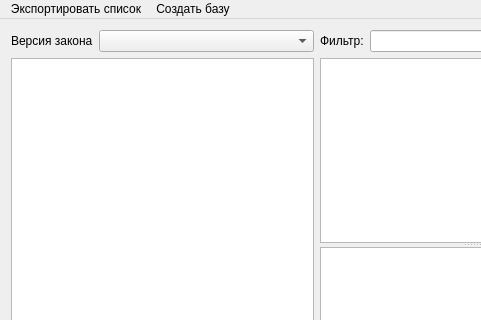
First picture: the form in qokved/qokvedmainwindow.ui, repository kostin1221/okved, before the edit; both pictures show x 0 to 481 and y 0 to 320 of the 634 by 464 pixel window.
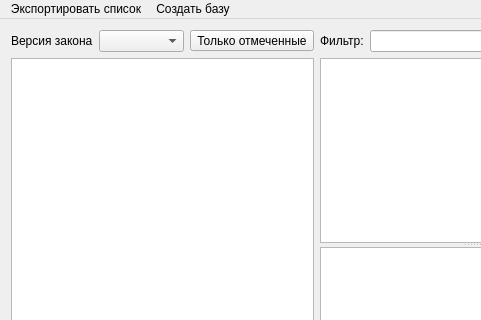
Second picture: the form after the edit.

The edit to the form file:
```diff
--- a/qokved/qokvedmainwindow.ui
+++ b/qokved/qokvedmainwindow.ui
@@ -43,6 +43,16 @@
           <item>
            <widget class="QComboBox" name="okvedVersionBox"/>
           </item>
+          <item>
+           <widget class="QToolButton" name="checkedButton">
+            <property name="text">
+             <string>Только отмеченные</string>
+            </property>
+            <property name="checkable">
+             <bool>true</bool>
+            </property>
+           </widget>
+          </item>
          </layout>
         </item>
         <item>
```
Left out of the diff: 19 changed lines with no effect on the pictures.
